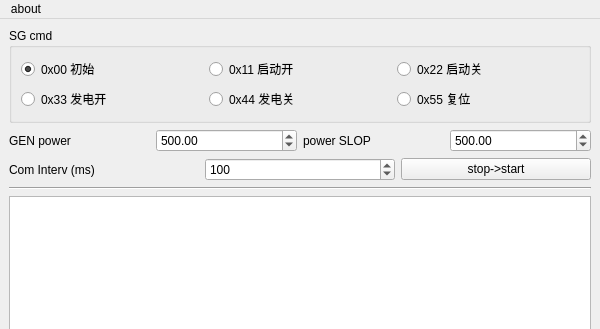
yuejin-tan/py_src2, file KW21_TGUI/mainWin.ui: the form before one commit; both pictures show x 0 to 600 and y 0 to 329 of the 600 by 520 pixel window.
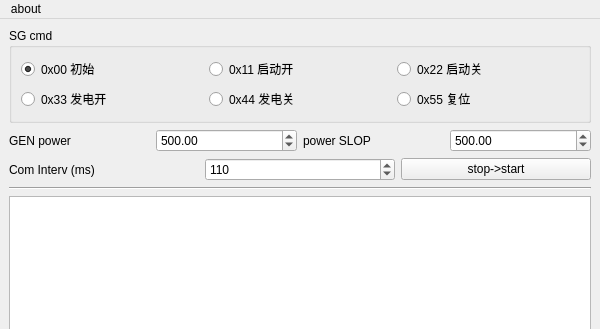
The form after the commit. Icons and pictures are not drawn.

Diff of the .ui file:
```diff
--- a/KW21_TGUI/mainWin.ui
+++ b/KW21_TGUI/mainWin.ui
@@ -126,7 +126,7 @@
          <number>3000</number>
         </property>
         <property name="value">
-         <number>100</number>
+         <number>110</number>
         </property>
        </widget>
       </item>
```
